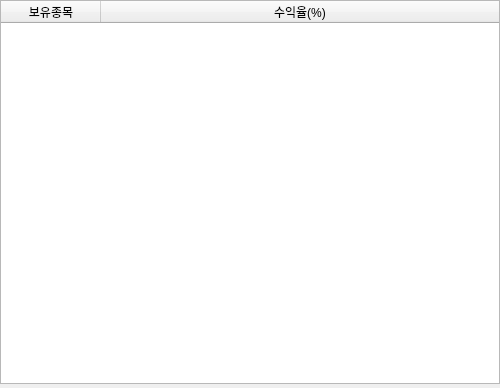
Above: src/styles/ui/holding_list.ui from showmethecoin/upbit-trader before the change. Below: the same form after it.
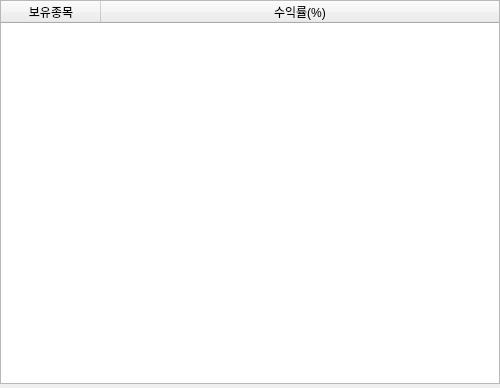
That is the form after the change.

Commit message: Implement events with buy-and-sell buttons

```diff
--- a/src/styles/ui/holding_list.ui
+++ b/src/styles/ui/holding_list.ui
@@ -137,7 +137,7 @@
      </column>
      <column>
       <property name="text">
-       <string>수익율(%)</string>
+       <string>수익률(%)</string>
       </property>
      </column>
     </widget>
```
The commit also changes 3 other files.
